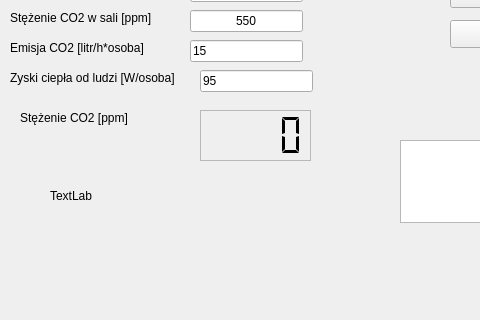
Jaro966/kinoGitHub4, file mainwindow.ui: the form before one commit; both pictures show x 0 to 480 and y 187 to 507 of the 655 by 507 pixel window.
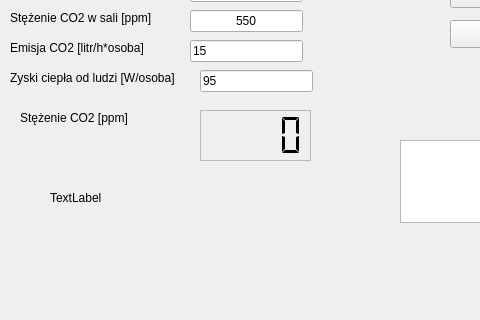
The form after the commit.

Diff of the .ui file:
```diff
--- a/mainwindow.ui
+++ b/mainwindow.ui
@@ -346,8 +346,8 @@
      <rect>
       <x>50</x>
       <y>360</y>
-      <width>42</width>
-      <height>12</height>
+      <width>81</width>
+      <height>16</height>
      </rect>
     </property>
     <property name="text">
```
Left out of the diff: 2 changed lines with no effect on the pictures.
